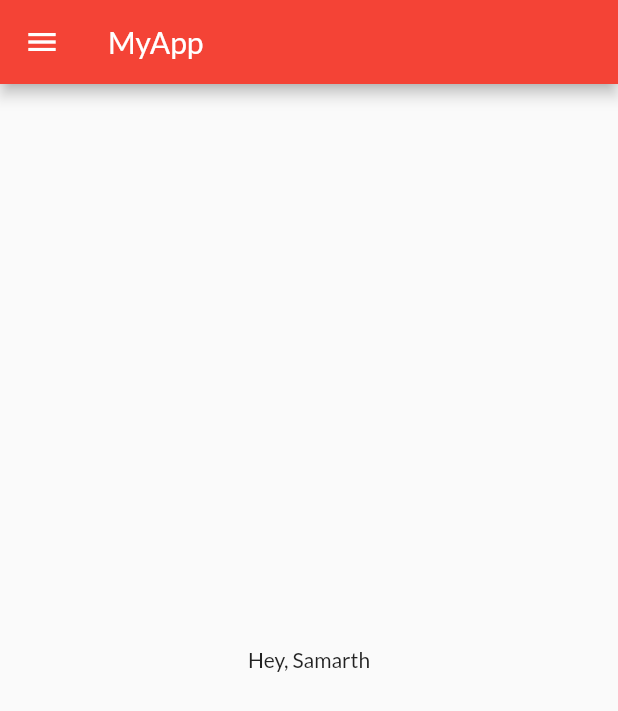
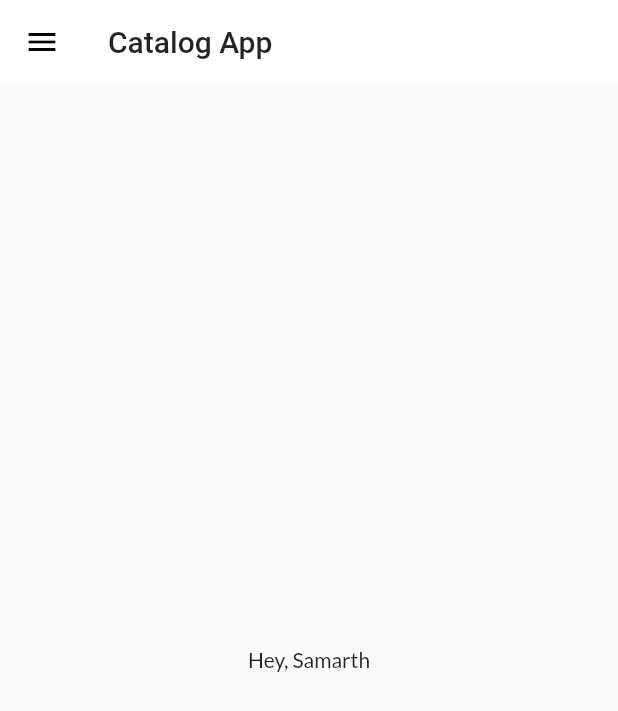
Before and after one commit to SamarthSeth/30daysofFlutter, a Flutter app: the screen it shows after launch, on a phone screen of 412 x 824 dp. Shown: the top 711 px of the screen. Run offline on Flutter 3.47's test engine with Material 2 defaults, Android fonts, the phone set to English and light mode, and no system bars; our stand-ins replace google_fonts.

Commit message:
themes extracted

```diff
--- a/lib/Pages/homepage.dart
+++ b/lib/Pages/homepage.dart
@@ -10,14 +10,14 @@ class HomePage extends StatelessWidget {
   Widget build(BuildContext context) {
     return Scaffold(
       appBar: AppBar(
-        title: const Text("MyApp"),
+        title: const Text("Catalog App"),
       ),
       body: Center(
         child: Container(
           child: Text("Hey, $name"),
         ),
       ),
-      drawer:  AppDrawer(),
+      drawer: AppDrawer(),
     );
   }
 }
--- a/lib/main.dart
+++ b/lib/main.dart
@@ -1,8 +1,8 @@
 import 'package:flutter/material.dart';
 import 'package:myapp/Pages/homepage.dart';
 import 'package:myapp/Pages/loginpage.dart';
-import 'package:google_fonts/google_fonts.dart';
 import 'package:myapp/utils/routes.dart';
+import 'package:myapp/utils/themes.dart';
 
 void main() {
   runApp(const MyApp());
@@ -15,11 +15,9 @@ class MyApp extends StatelessWidget {
   Widget build(BuildContext context) {
     return MaterialApp(
       themeMode: ThemeMode.light,
-      theme: ThemeData(
-        primarySwatch: Colors.red,
-        fontFamily: GoogleFonts.lato().fontFamily,
-      ),
-      debugShowCheckedModeBanner: false ,
+      theme: MyTheme.lightTheme(context),
+      darkTheme: MyTheme.darkTheme(context),
+      debugShowCheckedModeBanner: false,
       initialRoute: MyRoutes.homeRoute,
       routes: {
         "/": (context) => LoginPage(),
--- /dev/null
+++ b/lib/utils/themes.dart
@@ -0,0 +1,19 @@
+import 'package:flutter/material.dart';
+import 'package:google_fonts/google_fonts.dart';
+
+class MyTheme {
+  static ThemeData lightTheme(BuildContext context) => ThemeData(
+      primarySwatch: Colors.red,
+      fontFamily: GoogleFonts.lato().fontFamily,
+      appBarTheme: AppBarTheme(
+        color: Colors.white,
+        iconTheme: const IconThemeData(color: Colors.black),
+        elevation: 0.0,
+        toolbarTextStyle: Theme.of(context).textTheme.bodyText2,
+        titleTextStyle: Theme.of(context).textTheme.headline6,
+      ));
+
+  static ThemeData darkTheme(BuildContext context) => ThemeData(
+        brightness: Brightness.dark,
+      );
+}
```
